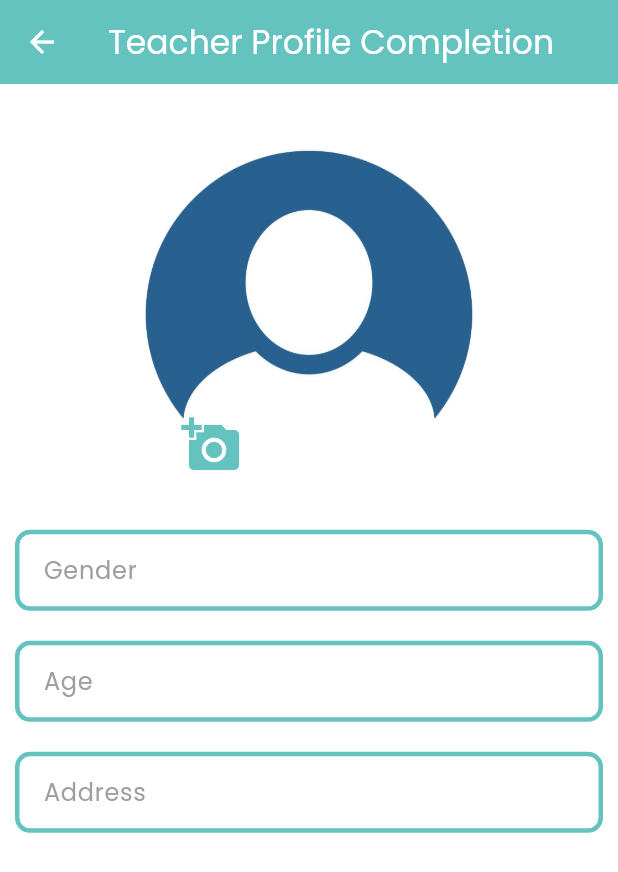
After one commit to SauravHaldar04/Dhairya, a Flutter app: the TeacherProfileCompletion screen opened directly, on a phone screen of 412 x 824 dp. The commit adds this screen. Shown: the top 872 px of the screen. Run offline on Flutter 3.47's test engine with Material 3 defaults, Android fonts, the phone set to English and light mode, and no system bars; our stand-ins replace cloud_firestore, file_picker, firebase_auth, firebase_core, flutter_bloc, fpdart and 3 more; accounts and stored records are empty.

Commit message:
Updating teacher profile page UI

```diff
--- /dev/null
+++ b/lib/core/widgets/project_textfield.dart
@@ -0,0 +1,49 @@
+import 'package:aparna_education/core/theme/theme.dart';
+import 'package:flutter/material.dart';
+
+class ProjectTextfield extends StatefulWidget {
+  final String text;
+  final bool isPassword;
+  final TextInputType keyboardType;
+  final TextEditingController controller;
+  const ProjectTextfield(
+      {super.key,
+      required this.text,
+      this.isPassword = false,
+      this.keyboardType = TextInputType.text,
+      required this.controller});
+
+  @override
+  State<ProjectTextfield> createState() => _ProjectTextfieldState();
+}
+
+class _ProjectTextfieldState extends State<ProjectTextfield> {
+  bool isObscure = true;
+  @override
+  Widget build(BuildContext context) {
+    return TextFormField(
+      controller: widget.controller,
+      keyboardType: widget.keyboardType,
+      obscureText: widget.isPassword ? isObscure : false,
+      decoration: AppTheme.inputDecoration.copyWith(
+        hintText: widget.text,
+        hintStyle: const TextStyle(
+          color: Colors.grey,
+        ),
+        suffixIcon: widget.isPassword
+            ? IconButton(
+                onPressed: () {
+                  setState(() {
+                    isObscure = !isObscure;
+                  });
+                },
+                icon: Icon(
+                  isObscure ? Icons.visibility : Icons.visibility_off,
+                  color: Colors.grey,
+                ),
+              )
+            : null,
+      ),
+    );
+  }
+}
--- /dev/null
+++ b/lib/features/profile/presentation/pages/teacher_profile_completion.dart
@@ -0,0 +1,83 @@
+import 'package:aparna_education/core/theme/app_pallete.dart';
+import 'package:aparna_education/core/widgets/project_textfield.dart';
+import 'package:flutter/foundation.dart';
+import 'package:flutter/material.dart';
+
+class TeacherProfileCompletion extends StatefulWidget {
+  const TeacherProfileCompletion({super.key});
+
+  @override
+  State<TeacherProfileCompletion> createState() =>
+      _TeacherProfileCompletionState();
+}
+
+class _TeacherProfileCompletionState extends State<TeacherProfileCompletion> {
+  TextEditingController genderController = TextEditingController();
+  @override
+  Widget build(BuildContext context) {
+    return Scaffold(
+      appBar: AppBar(
+        title: const Text(
+          'Teacher Profile Completion',
+          style: TextStyle(fontWeight: FontWeight.w500, color: Colors.white),
+        ),
+      ),
+      body: SingleChildScrollView(
+        child: Padding(
+          padding: const EdgeInsets.all(10.0),
+          child: SizedBox(
+            height: MediaQuery.of(context).size.height,
+            child: Column(
+              children: [
+                SizedBox(height: 20),
+                Stack(
+                  children: [
+                    Container(
+                      decoration: BoxDecoration(
+                        shape: BoxShape.circle,
+                        // border: Border.all(
+                        //   color: Pallete.primaryColor,
+                        //   width: 3.5,
+                        // ),
+                      ),
+                      height: MediaQuery.of(context).size.height * 0.3,
+                      width: MediaQuery.of(context).size.width,
+                      child: Image.asset(
+                        'assets/images/profileImagePlaceholder.png',
+                      ),
+                    ),
+                    Positioned(
+                      left: MediaQuery.of(context).size.width * 0.25,
+                      bottom: MediaQuery.of(context).size.height * 0.01,
+                      child: IconButton(
+                        onPressed: () {},
+                        icon: Icon(
+                          Icons.add_a_photo,
+                          size: 40,
+                          color: Pallete.primaryColor,
+                        ),
+                      ),
+                    ),
+                  ],
+                ),
+                SizedBox(height: 20),
+                ProjectTextfield(text: "Gender", controller: genderController),
+                SizedBox(height: 20),
+                ProjectTextfield(
+                  text: "Age",
+                  controller: genderController,
+                  keyboardType: TextInputType.numberWithOptions(),
+                ),
+                SizedBox(height: 20),
+                ProjectTextfield(
+                  text: "Address",
+                  controller: genderController,
+                ),
+              ],
+            ),
+          ),
+        ),
+      ),
+    );
+  }
+}
--- a/pubspec.yaml
+++ b/pubspec.yaml
@@ -76,6 +76,7 @@ flutter:
     - assets/images/teacher.png
     - assets/images/student.png
     - assets/images/learner.png
+    - assets/images/profileImagePlaceholder.png
   #   - images/a_dot_ham.jpeg
 
   # An image asset can refer to one or more resolution-specific "variants", see
```
Also changed, not shown: lib/features/profile/presentation/pages/language_learner_profile_completion.dart (added, +16 -0 lines), lib/features/profile/presentation/pages/parent_profile_completion.dart (added, +16 -0 lines), lib/features/profile/presentation/pages/profile_selection_page.dart (+29 -11 lines), lib/features/profile/presentation/widgets/profile_type_widget.dart (+5 -5 lines), assets/images/profileImagePlaceholder.png (added).
